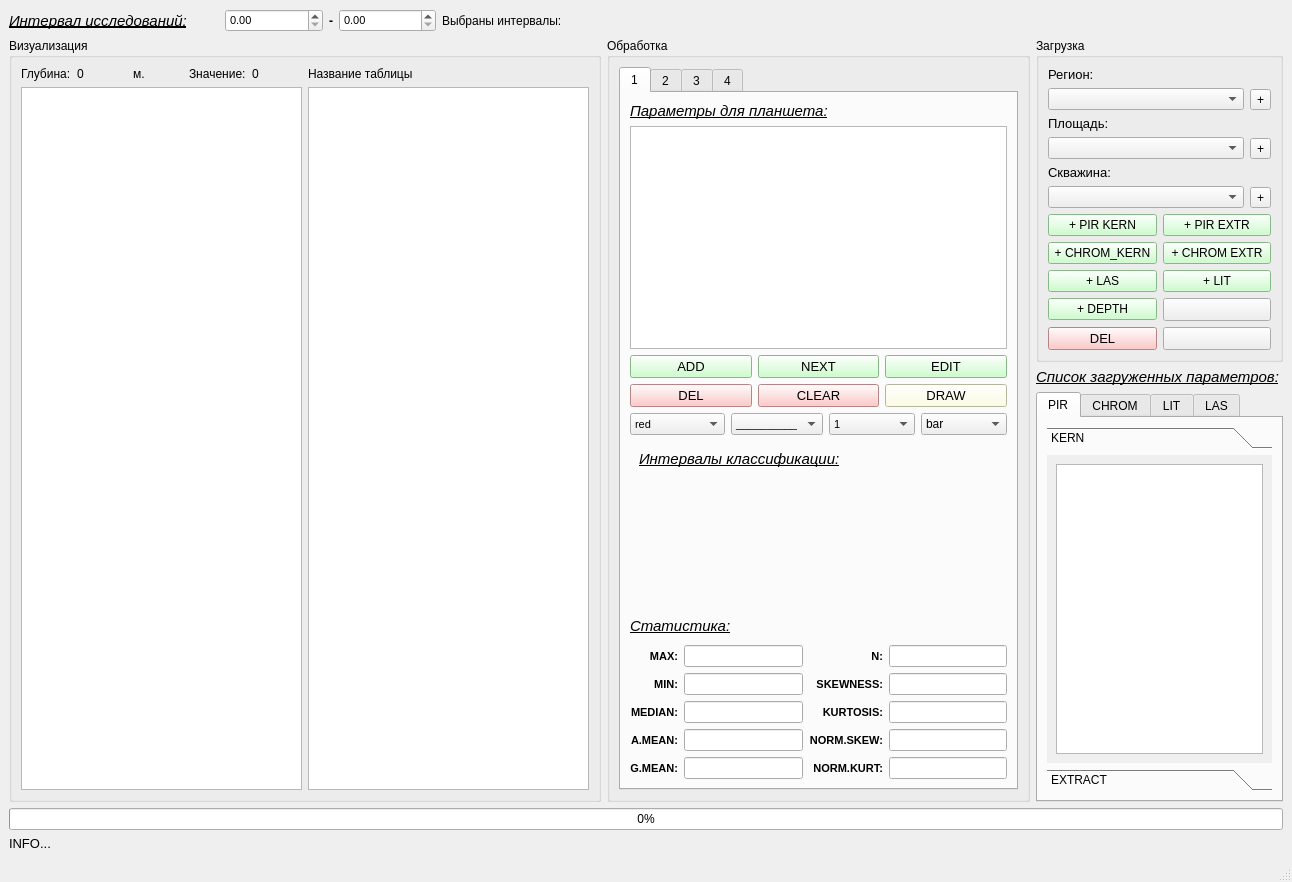
Qt form qt/domanic_dialog.ui (idergunoff/domanic) before a commit.
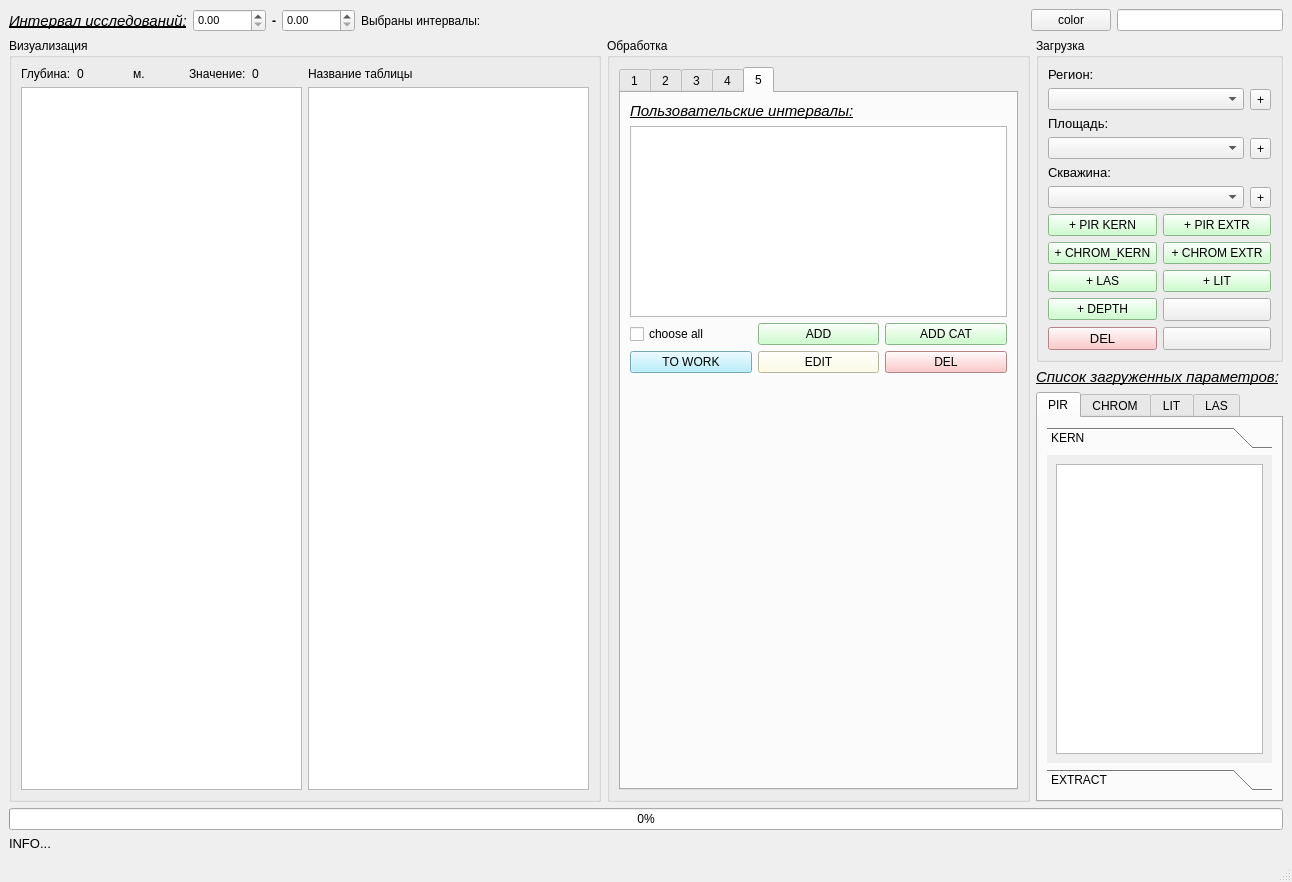
The same form after that commit. The open tabs and pages were chosen to show the change. Custom widgets are drawn as their Qt base class.

Commit message: user interval

Diff of the .ui file:
```diff
--- a/qt/domanic_dialog.ui
+++ b/qt/domanic_dialog.ui
@@ -520,93 +520,6 @@
                     <layout class="QGridLayout" name="gridLayout_46">
                      <item row="2" column="0">
                       <layout class="QGridLayout" name="gridLayout_47">
-                       <item row="0" column="0">
-                        <widget class="QComboBox" name="comboBox_color_tablet">
-                         <property name="font">
-                          <font>
-                           <pointsize>8</pointsize>
-                          </font>
-                         </property>
-                         <property name="toolTip">
-                          <string>цвет кривой</string>
-                         </property>
-                         <item>
-                          <property name="text">
-                           <string>red</string>
-                          </property>
-                         </item>
-                         <item>
-                          <property name="text">
-                           <string>darkRed</string>
-                          </property>
-                         </item>
-                         <item>
-                          <property name="text">
-                           <string>blue</string>
-                          </property>
-                         </item>
-                         <item>
-                          <property name="text">
-                           <string>darkBlue</string>
-                          </property>
-                         </item>
-                         <item>
-                          <property name="text">
-                           <string>green</string>
-                          </property>
-                         </item>
-                         <item>
-                          <property name="text">
-                           <string>darkGreen</string>
-                          </property>
-                         </item>
-                         <item>
-                          <property name="text">
-                           <string>cyan</string>
-                          </property>
-                         </item>
-                         <item>
-                          <property name="text">
-                           <string>darkCyan</string>
-                          </property>
-                         </item>
-                         <item>
-                          <property name="text">
-                           <string>magenta</string>
-                          </property>
-                         </item>
-                         <item>
-                          <property name="text">
-                           <string>darkMagenta</string>
-                          </property>
-                         </item>
-                         <item>
-                          <property name="text">
-                           <string>yellow</string>
-                          </property>
-                         </item>
-                         <item>
-                          <property name="text">
-                           <string>black</string>
-                          </property>
-                         </item>
-                         <item>
-                          <property name="text">
-                           <string>darkGray</string>
-                          </property>
-                         </item>
-                         <item>
-                          <property name="text">
-                           <string>gray</string>
-                          </property>
-                         </item>
-                         <item>
-                          <property name="text">
-                           <string>lightGray</string>
-                          </property>
-                         </item>
-                        </widget>
-                       </item>
                        <item row="0" column="1">
                         <widget class="QComboBox" name="comboBox_dash_tablet">
                          <property name="font">
@@ -639,6 +552,20 @@
                          </item>
                         </widget>
                        </item>
+                       <item row="0" column="3">
+                        <widget class="QComboBox" name="comboBox_type_graph">
+                         <item>
+                          <property name="text">
+                           <string>bar</string>
+                          </property>
+                         </item>
+                         <item>
+                          <property name="text">
+                           <string>stem</string>
+                          </property>
+                         </item>
+                        </widget>
+                       </item>
                        <item row="0" column="2">
                         <widget class="QComboBox" name="comboBox_width_tablet">
                          <property name="font">
@@ -681,18 +608,11 @@
                          </item>
                         </widget>
                        </item>
-                       <item row="0" column="3">
-                        <widget class="QComboBox" name="comboBox_type_graph">
-                         <item>
-                          <property name="text">
-                           <string>bar</string>
-                          </property>
-                         </item>
-                         <item>
-                          <property name="text">
-                           <string>stem</string>
-                          </property>
-                         </item>
+                       <item row="0" column="0">
+                        <widget class="QPushButton" name="pushButton_color_tablet">
+                         <property name="text">
+                          <string>color</string>
+                         </property>
                         </widget>
                        </item>
                       </layout>
@@ -2503,6 +2423,108 @@
                  </item>
                 </layout>
                </widget>
+               <widget class="QWidget" name="tab_5">
+                <attribute name="title">
+                 <string>5</string>
+                </attribute>
+                <layout class="QGridLayout" name="gridLayout_56">
+                 <item row="1" column="1">
+                  <layout class="QGridLayout" name="gridLayout_54" rowstretch="2,3">
+                   <item row="0" column="0">
+                    <layout class="QGridLayout" name="gridLayout_55">
+                     <item row="3" column="2">
+                      <widget class="QPushButton" name="pushButton_del_user_int">
+                       <property name="styleSheet">
+                        <string notr="true">background-color: rgb(255, 185, 185);</string>
+                       </property>
+                       <property name="text">
+                        <string>DEL</string>
+                       </property>
+                      </widget>
+                     </item>
+                     <item row="1" column="0" colspan="3">
+                      <widget class="QListWidget" name="listWidget_user_int"/>
+                     </item>
+                     <item row="2" column="0">
+                      <widget class="QCheckBox" name="checkBox_choose_all_user_int">
+                       <property name="text">
+                        <string>choose all</string>
+                       </property>
+                      </widget>
+                     </item>
+                     <item row="0" column="0" colspan="3">
+                      <widget class="QLabel" name="label_param_4">
+                       <property name="font">
+                        <font>
+                         <pointsize>11</pointsize>
+                         <italic>true</italic>
+                         <underline>true</underline>
+                        </font>
+                       </property>
+                       <property name="text">
+                        <string>Пользовательские интервалы:</string>
+                       </property>
+                      </widget>
+                     </item>
+                     <item row="3" column="1">
+                      <widget class="QPushButton" name="pushButton_edit_user_int">
+                       <property name="styleSheet">
+                        <string notr="true">background-color: rgb(255, 255, 222);</string>
+                       </property>
+                       <property name="text">
+                        <string>EDIT</string>
+                       </property>
+                      </widget>
+                     </item>
+                     <item row="2" column="2">
+                      <widget class="QPushButton" name="pushButton_add_from_cat_user_int">
+                       <property name="styleSheet">
+                        <string notr="true">background-color: rgb(191, 255, 191);</string>
+                       </property>
+                       <property name="text">
+                        <string>ADD CAT</string>
+                       </property>
+                      </widget>
+                     </item>
+                     <item row="2" column="1">
+                      <widget class="QPushButton" name="pushButton_add_user_int">
+                       <property name="styleSheet">
+                        <string notr="true">background-color: rgb(191, 255, 191);</string>
+                       </property>
+                       <property name="text">
+                        <string>ADD</string>
+                       </property>
+                      </widget>
+                     </item>
+                     <item row="3" column="0">
+                      <widget class="QPushButton" name="pushButton_to_work_user_int">
+                       <property name="styleSheet">
+                        <string notr="true">background-color: rgb(165, 236, 255);</string>
+                       </property>
+                       <property name="text">
+                        <string>TO WORK</string>
+                       </property>
+                      </widget>
+                     </item>
+                    </layout>
+                   </item>
+                   <item row="1" column="0">
+                    <spacer name="verticalSpacer">
+                     <property name="orientation">
+                      <enum>Qt::Vertical</enum>
+                     </property>
+                     <property name="sizeHint" stdset="0">
+                      <size>
+                       <width>20</width>
+                       <height>40</height>
+                      </size>
+                     </property>
+                    </spacer>
+                   </item>
+                  </layout>
+                 </item>
+                </layout>
+               </widget>
               </widget>
              </item>
             </layout>
@@ -3511,7 +3533,7 @@
        </layout>
       </item>
       <item row="0" column="0">
-       <layout class="QGridLayout" name="gridLayout_25" columnstretch="1,1,3,1">
+       <layout class="QGridLayout" name="gridLayout_25" columnstretch="0,0,4,0,1">
         <item row="0" column="0">
          <widget class="QLabel" name="label_9">
           <property name="font">
@@ -3587,17 +3609,14 @@
          </widget>
         </item>
         <item row="0" column="3">
-         <spacer name="horizontalSpacer">
-          <property name="orientation">
-           <enum>Qt::Horizontal</enum>
+         <widget class="QPushButton" name="pushButton_color">
+          <property name="text">
+           <string>color</string>
           </property>
-          <property name="sizeHint" stdset="0">
-           <size>
-            <width>40</width>
-            <height>20</height>
-           </size>
-          </property>
-         </spacer>
+         </widget>
+        </item>
+        <item row="0" column="4">
+         <widget class="QLineEdit" name="lineEdit_string"/>
         </item>
        </layout>
       </item>
```
Left out of the diff: 87 changed lines with no effect on the pictures. The commit also changes 15 other files.
